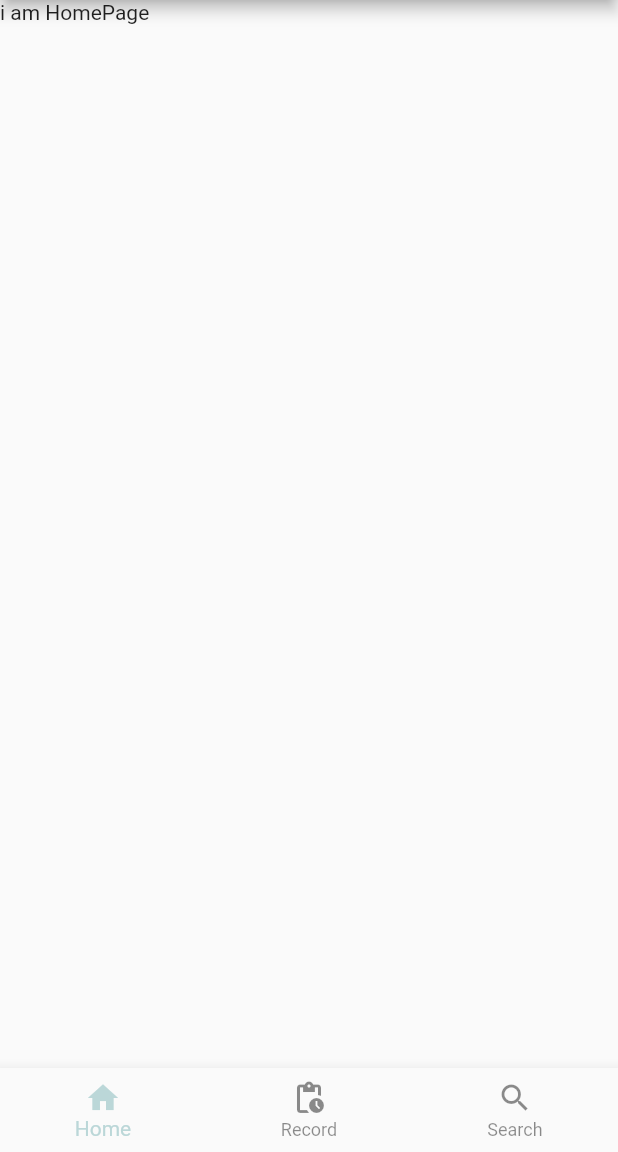
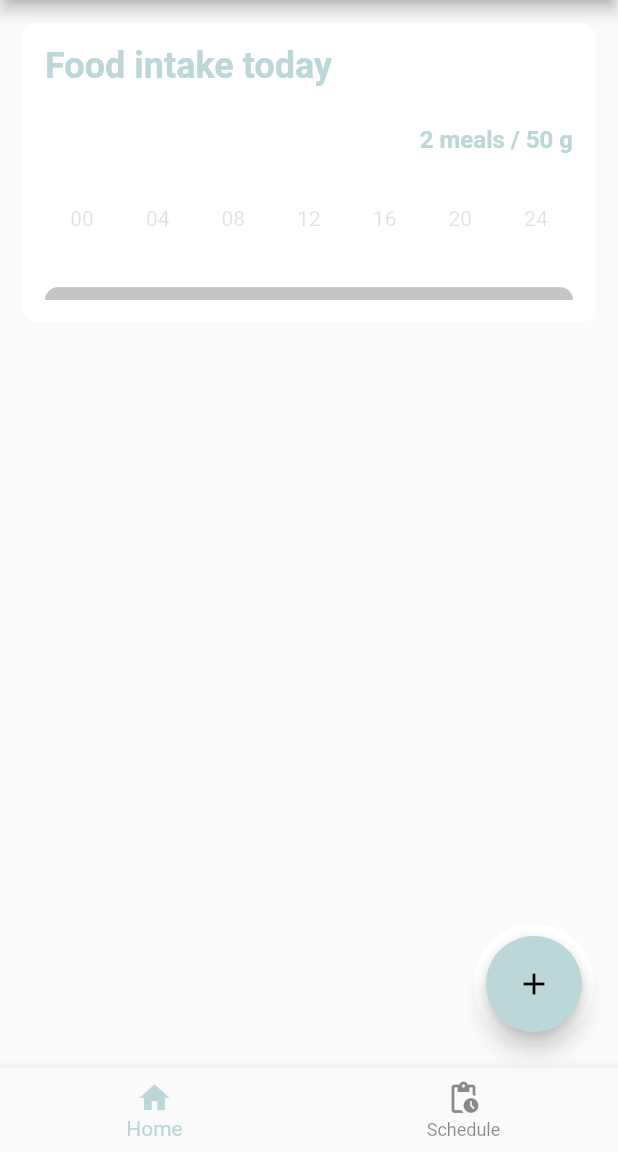
Before and after one commit to Zexuan2815250/Pet-Automatic-Feeder-APP, a Flutter app: the screen it shows after launch, on a phone screen of 412 x 824 dp, the part 84-1236 px from its top. Run offline on Flutter 3.47's test engine with Material 2 defaults, Android fonts, the phone set to English and light mode, and no system bars.

Commit message:
add something to homepage

```diff
--- a/lib/pages/Tabs.dart
+++ b/lib/pages/Tabs.dart
@@ -93,17 +93,37 @@ class _TabsState extends State<Tabs> {
           ),
           BottomNavigationBarItem(
             icon: Icon(Icons.pending_actions),
-            label: "Record",
-          ),
-          BottomNavigationBarItem(
-            icon: Icon(Icons.search),
-            label: "Search",
+            label: "Schedule",
           ),
           // BottomNavigationBarItem(
+          //   icon: Icon(Icons.search),
+          //   label: "Search",
+          // ),
+          // // BottomNavigationBarItem(
           //   icon: Icon(Icons.settings),
           //   label: "Setting",
           // ),
         ],
+      ),
+      //右下角增加日程安排的框框
+      floatingActionButton: Container(
+        height: 80,
+        width: 80,
+        decoration: BoxDecoration(
+          borderRadius: BorderRadius.circular(40),
+          color: Colors.white,
+        ),
+        margin: EdgeInsets.only(top:10),
+        padding: EdgeInsets.all(8),
+        child: FloatingActionButton(
+          child: Icon(Icons.add),
+          backgroundColor: Color.fromRGBO(187,215,216,1),
+          onPressed: (){
+            setState(() {
+              this._currentIndex = 1;
+            });
+          },
+        )
       ),
     );
   }
--- a/lib/pages/tabs/Home.dart
+++ b/lib/pages/tabs/Home.dart
@@ -13,6 +13,127 @@ class _HomePageState extends State<HomePage> {
     //   body:
     //   Record(),
     // );
-    return Text("i am HomePage");
+    return Container(
+      alignment: Alignment.topLeft,
+      margin: EdgeInsets.all(15),
+      padding: EdgeInsets.all(15),
+      // color: Colors.white,
+      height: 200,
+      width: MediaQuery.of(context).size.width,
+      decoration: const BoxDecoration(
+        borderRadius: BorderRadius.all(Radius.circular(10)),
+        boxShadow: [
+          BoxShadow(
+            color: Colors.white,
+            // offset: Offset(5, 5),
+          ),
+        ],
+      ),
+      child: GridView(
+        gridDelegate: const SliverGridDelegateWithFixedCrossAxisCount(
+          crossAxisCount: 1,
+          mainAxisSpacing: 1,
+          crossAxisSpacing: 1,
+          childAspectRatio: 1 / 0.15,
+        ),
+        children: [
+          Text(
+            "Food intake today",
+            style: TextStyle(
+              color: Color.fromRGBO(187,215,216,1),
+              fontSize: 24,
+              fontWeight: FontWeight.bold,
+            ),
+          ),
+
+          Text(
+            "2 meals / 50 g",
+            textAlign: TextAlign.right,
+            style: TextStyle(
+              color: Color.fromRGBO(187,215,216,1),
+              fontSize: 16,
+              fontWeight: FontWeight.bold,
+            ),
+          ),
+
+          GridView(
+            gridDelegate: const SliverGridDelegateWithFixedCrossAxisCount(
+              crossAxisCount: 7,
+              mainAxisSpacing: 1,
+              crossAxisSpacing: 1,
+              childAspectRatio: 1 / 0.5,
+            ),
+            children: [
+              Text("00", textAlign: TextAlign.center, style: TextStyle(color: Colors.black12,),),
+              Text("04", textAlign: TextAlign.center, style: TextStyle(color: Colors.black12,),),
+              Text("08", textAlign: TextAlign.center, style: TextStyle(color: Colors.black12,),),
+              Text("12", textAlign: TextAlign.center, style: TextStyle(color: Colors.black12,),),
+              Text("16", textAlign: TextAlign.center, style: TextStyle(color: Colors.black12,),),
+              Text("20", textAlign: TextAlign.center, style: TextStyle(color: Colors.black12,),),
+              Text("24", textAlign: TextAlign.center, style: TextStyle(color: Colors.black12,),),
+            ],
+          ),
+
+          GridView(
+            gridDelegate: const SliverGridDelegateWithFixedCrossAxisCount(
+              crossAxisCount: 1,
+              mainAxisSpacing: 1,
+              crossAxisSpacing: 1,
+              childAspectRatio: 1 / 0.05,
+            ),
+            children: const [
+              SizedBox(
+                height: 0.01,
+                width: 1.0,
+                // 圆角矩形剪裁（`ClipRRect`）组件，使用圆角矩形剪辑其子项的组件。
+                child: ClipRRect(
+                  // 边界半径（`borderRadius`）属性，圆角的边界半径。
+                  borderRadius: BorderRadius.all(Radius.circular(10.0)),
+                  child: LinearProgressIndicator(
+                    value: 1.0,
+                    backgroundColor: Colors.black12,
+                    valueColor: AlwaysStoppedAnimation<Color>(Colors.black12),
+                  ),
+                ),
+              ),
+            ],
+          ),
+
+          // const SizedBox(
+          //   height: 0.01,
+          //   width: 1.0,
+          //   // 圆角矩形剪裁（`ClipRRect`）组件，使用圆角矩形剪辑其子项的组件。
+          //   child: ClipRRect(
+          //     // 边界半径（`borderRadius`）属性，圆角的边界半径。
+          //     borderRadius: BorderRadius.all(Radius.circular(10.0)),
+          //     child: LinearProgressIndicator(
+          //       value: 1.0,
+          //       backgroundColor: Colors.black12,
+          //       valueColor: AlwaysStoppedAnimation<Color>(Colors.black12),
+          //     ),
+          //   ),
+          // ),
+
+          // Expanded(
+          //   child: Container(
+          //     child: Text(
+          //       "0    4    8    12    16    20    24",
+          //       style: TextStyle(
+          //         color: Colors.black12,
+          //       ),
+          //     ),
+          //   )
+          // )
+
+          // Text(
+          //   "0    4    8    12    16    20    24",
+          //   textAlign: TextAlign.justify,
+          //   style: TextStyle(
+          //     color: Colors.black12,
+          //   ),
+          // ),
+        ]
+      ),
+    );
   }
 }
--- a/lib/pages/tabs/Record.dart
+++ b/lib/pages/tabs/Record.dart
@@ -24,7 +24,7 @@ class FeederCard  extends StatelessWidget{
                 ListTile(
                   title: const Text(
                     "Feed xx g pet food",
-                    style: TextStyle(fontSize: 28),
+                    style: TextStyle(fontSize: 24),
                   ),
                   subtitle: Column(
                     crossAxisAlignment: CrossAxisAlignment.start,
@@ -50,7 +50,7 @@ class FeederCard  extends StatelessWidget{
                 ListTile(
                   title: const Text(
                     "Feed xx g pet food",
-                    style: TextStyle(fontSize: 28),
+                    style: TextStyle(fontSize: 24),
                   ),
                   subtitle: Column(
                     crossAxisAlignment: CrossAxisAlignment.start,
@@ -76,7 +76,7 @@ class FeederCard  extends StatelessWidget{
                 ListTile(
                   title: const Text(
                     "Feed xx g pet food",
-                    style: TextStyle(fontSize: 28),
+                    style: TextStyle(fontSize: 24),
                   ),
                   subtitle: Column(
                     crossAxisAlignment: CrossAxisAlignment.start,
@@ -102,7 +102,7 @@ class FeederCard  extends StatelessWidget{
                 ListTile(
                   title: const Text(
                     "Feed xx g pet food",
-                    style: TextStyle(fontSize: 28),
+                    style: TextStyle(fontSize: 24),
                   ),
                   subtitle: Column(
                     crossAxisAlignment: CrossAxisAlignment.start,
```
